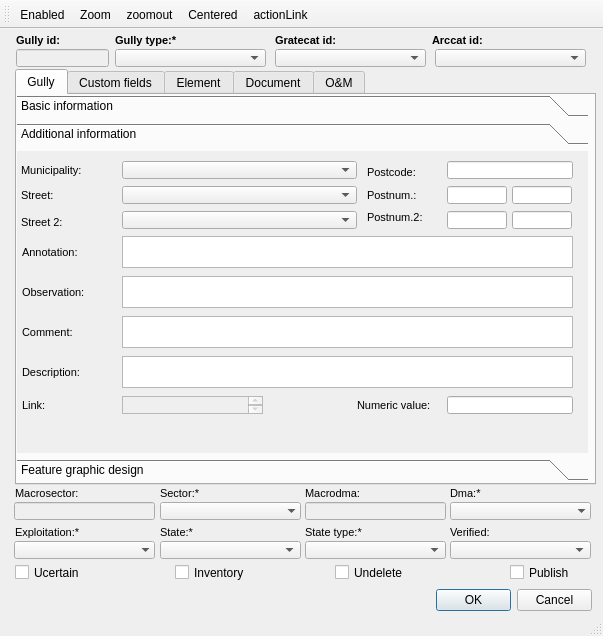
First picture: the form in init_ui/ud_man_gully.ui, repository Giswater/giswater_qgis_plugin, before the edit.
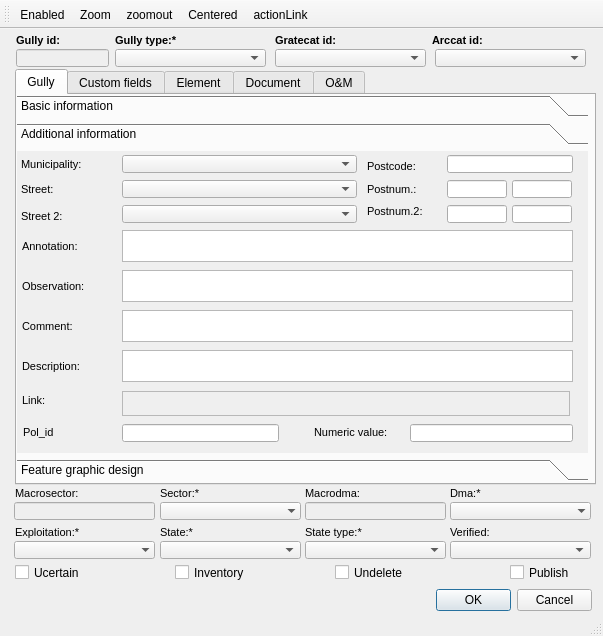
Second picture: the form after the edit. The open tabs and pages were chosen to show the change. Icons and pictures are not drawn. Custom widgets are drawn as their Qt base class.

Commit message: Adjustment of custom forms

Diff of the .ui file:
```diff
--- a/init_ui/ud_man_gully.ui
+++ b/init_ui/ud_man_gully.ui
@@ -1291,7 +1291,7 @@
         <property name="geometry">
          <rect>
           <x>4</x>
-          <y>60</y>
+          <y>54</y>
           <width>83</width>
           <height>22</height>
          </rect>
@@ -1327,7 +1327,7 @@
         <property name="geometry">
          <rect>
           <x>5</x>
-          <y>170</y>
+          <y>164</y>
           <width>90</width>
           <height>22</height>
          </rect>
@@ -1363,7 +1363,7 @@
         <property name="geometry">
          <rect>
           <x>4</x>
-          <y>33</y>
+          <y>27</y>
           <width>99</width>
           <height>22</height>
          </rect>
@@ -1399,7 +1399,7 @@
         <property name="geometry">
          <rect>
           <x>430</x>
-          <y>10</y>
+          <y>4</y>
           <width>126</width>
           <height>18</height>
          </rect>
@@ -1423,7 +1423,7 @@
         <property name="geometry">
          <rect>
           <x>350</x>
-          <y>10</y>
+          <y>4</y>
           <width>83</width>
           <height>22</height>
          </rect>
@@ -1458,9 +1458,9 @@
        <widget class="QLineEdit" name="num_value">
         <property name="geometry">
          <rect>
-          <x>430</x>
-          <y>245</y>
-          <width>126</width>
+          <x>393</x>
+          <y>273</y>
+          <width>163</width>
           <height>18</height>
          </rect>
         </property>
@@ -1472,7 +1472,7 @@
         <property name="geometry">
          <rect>
           <x>495</x>
-          <y>35</y>
+          <y>29</y>
           <width>60</width>
           <height>18</height>
          </rect>
@@ -1496,7 +1496,7 @@
         <property name="geometry">
          <rect>
           <x>4</x>
-          <y>8</y>
+          <y>2</y>
           <width>90</width>
           <height>22</height>
          </rect>
@@ -1532,7 +1532,7 @@
         <property name="geometry">
          <rect>
           <x>105</x>
-          <y>10</y>
+          <y>4</y>
           <width>235</width>
           <height>18</height>
          </rect>
@@ -1547,7 +1547,7 @@
         <property name="geometry">
          <rect>
           <x>495</x>
-          <y>60</y>
+          <y>54</y>
           <width>60</width>
           <height>18</height>
          </rect>
@@ -1571,7 +1571,7 @@
         <property name="geometry">
          <rect>
           <x>105</x>
-          <y>60</y>
+          <y>54</y>
           <width>235</width>
           <height>18</height>
          </rect>
@@ -1586,7 +1586,7 @@
         <property name="geometry">
          <rect>
           <x>350</x>
-          <y>33</y>
+          <y>27</y>
           <width>83</width>
           <height>22</height>
          </rect>
@@ -1621,8 +1621,8 @@
        <widget class="QLabel" name="label_num_value">
         <property name="geometry">
          <rect>
-          <x>340</x>
-          <y>243</y>
+          <x>297</x>
+          <y>270</y>
           <width>90</width>
           <height>22</height>
          </rect>
@@ -1658,7 +1658,7 @@
         <property name="geometry">
          <rect>
           <x>105</x>
-          <y>85</y>
+          <y>79</y>
           <width>451</width>
           <height>32</height>
          </rect>
@@ -1674,7 +1674,7 @@
         <property name="geometry">
          <rect>
           <x>5</x>
-          <y>243</y>
+          <y>238</y>
           <width>90</width>
           <height>22</height>
          </rect>
@@ -1710,7 +1710,7 @@
         <property name="geometry">
          <rect>
           <x>5</x>
-          <y>130</y>
+          <y>124</y>
           <width>90</width>
           <height>22</height>
          </rect>
@@ -1746,7 +1746,7 @@
         <property name="geometry">
          <rect>
           <x>5</x>
-          <y>90</y>
+          <y>84</y>
           <width>90</width>
           <height>22</height>
          </rect>
@@ -1782,7 +1782,7 @@
         <property name="geometry">
          <rect>
           <x>430</x>
-          <y>60</y>
+          <y>54</y>
           <width>60</width>
           <height>18</height>
          </rect>
@@ -1806,7 +1806,7 @@
         <property name="geometry">
          <rect>
           <x>105</x>
-          <y>35</y>
+          <y>29</y>
           <width>235</width>
           <height>18</height>
          </rect>
@@ -1821,7 +1821,7 @@
         <property name="geometry">
          <rect>
           <x>430</x>
-          <y>35</y>
+          <y>29</y>
           <width>60</width>
           <height>18</height>
          </rect>
@@ -1845,7 +1845,7 @@
         <property name="geometry">
          <rect>
           <x>105</x>
-          <y>125</y>
+          <y>119</y>
           <width>451</width>
           <height>32</height>
          </rect>
@@ -1855,7 +1855,7 @@
         <property name="geometry">
          <rect>
           <x>350</x>
-          <y>55</y>
+          <y>49</y>
           <width>85</width>
           <height>22</height>
          </rect>
@@ -1891,7 +1891,7 @@
         <property name="geometry">
          <rect>
           <x>5</x>
-          <y>210</y>
+          <y>204</y>
           <width>91</width>
           <height>22</height>
          </rect>
@@ -1930,9 +1930,9 @@
         <property name="geometry">
          <rect>
           <x>105</x>
-          <y>245</y>
-          <width>141</width>
-          <height>18</height>
+          <y>240</y>
+          <width>448</width>
+          <height>25</height>
          </rect>
         </property>
        </widget>
@@ -1940,7 +1940,7 @@
         <property name="geometry">
          <rect>
           <x>105</x>
-          <y>165</y>
+          <y>159</y>
           <width>451</width>
           <height>32</height>
          </rect>
@@ -1956,12 +1956,61 @@
         <property name="geometry">
          <rect>
           <x>105</x>
-          <y>205</y>
+          <y>199</y>
           <width>451</width>
           <height>32</height>
          </rect>
         </property>
        </widget>
+       <widget class="QLabel" name="label_pol_id">
+        <property name="geometry">
+         <rect>
+          <x>6</x>
+          <y>270</y>
+          <width>97</width>
+          <height>22</height>
+         </rect>
+        </property>
+        <property name="font">
+         <font>
+          <pointsize>8</pointsize>
+         </font>
+        </property>
+        <property name="frameShape">
+         <enum>QFrame::NoFrame</enum>
+        </property>
+        <property name="frameShadow">
+         <enum>QFrame::Plain</enum>
+        </property>
+        <property name="text">
+         <string>Pol_id</string>
+        </property>
+        <property name="textFormat">
+         <enum>Qt::AutoText</enum>
+        </property>
+        <property name="scaledContents">
+         <bool>false</bool>
+        </property>
+        <property name="alignment">
+         <set>Qt::AlignLeading|Qt::AlignLeft|Qt::AlignVCenter</set>
+        </property>
+        <property name="margin">
+         <number>3</number>
+        </property>
+       </widget>
+       <widget class="QLineEdit" name="pol_id">
+        <property name="geometry">
+         <rect>
+          <x>105</x>
+          <y>273</y>
+          <width>157</width>
+          <height>18</height>
+         </rect>
+        </property>
+        <property name="echoMode">
+         <enum>QLineEdit::Normal</enum>
+        </property>
+       </widget>
       </widget>
       <widget class="QWidget" name="page_19">
        <property name="geometry">
```
Left out of the diff: 16 changed lines with no effect on the pictures. The commit also changes 3 other files.
